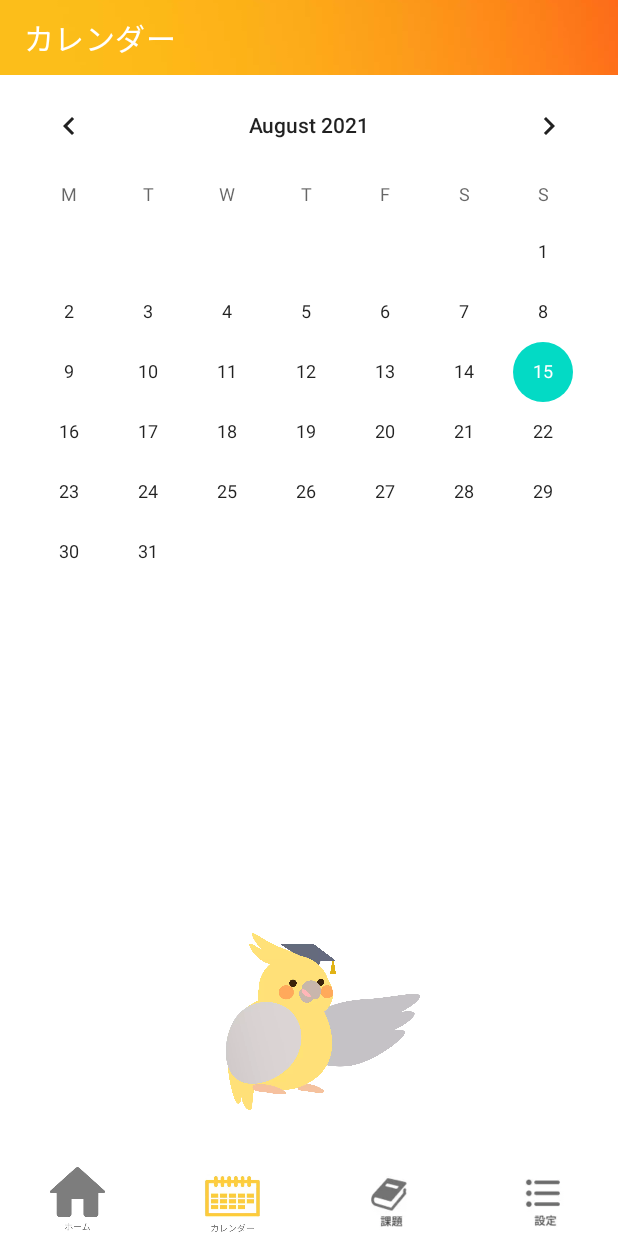
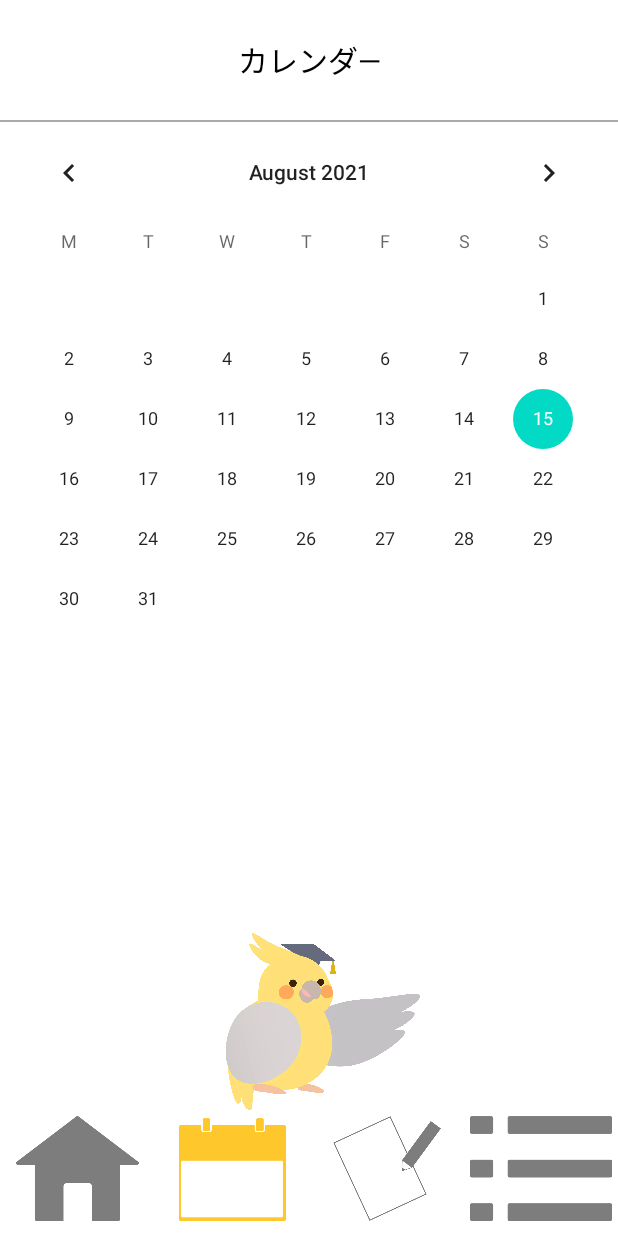
Before and after one commit to mercy34mercy/hakadorikun, an Android app: the page2 screen opened directly, with no data from a screen before it, on a phone screen of 412 x 824 dp. Run offline under Robolectric (Android 15) with nearby library versions, the phone set to English and light mode, and no system bars.

Commit message:
デザインをいろいろ直した

```diff
--- a/app/src/main/res/layout/activity_page2.xml
+++ b/app/src/main/res/layout/activity_page2.xml
@@ -6,28 +6,24 @@
     android:layout_height="match_parent"
     tools:context=".page2">
 
-    <CalendarView
-        android:id="@+id/calendarView"
-        android:layout_width="0dp"
-        android:layout_height="0dp"
-        android:firstDayOfWeek="2"
-        app:layout_constraintBottom_toTopOf="@+id/imageView7"
+    <TextView
+        android:id="@+id/textView8"
+        android:layout_width="wrap_content"
+        android:layout_height="80dp"
+        android:gravity="center"
+        android:text="カレンダ―"
+        android:textColor="@color/black"
+        android:textSize="20sp"
         app:layout_constraintEnd_toEndOf="parent"
         app:layout_constraintStart_toStartOf="parent"
-        app:layout_constraintTop_toBottomOf="@+id/toolbar6" />
+        app:layout_constraintTop_toTopOf="parent" />
 
-    <androidx.appcompat.widget.Toolbar
-        android:id="@+id/toolbar6"
+    <View
+        android:id="@+id/view3"
         android:layout_width="match_parent"
-        android:layout_height="50dp"
-        android:background="@drawable/header"
-        android:minHeight="?attr/actionBarSize"
-        android:theme="?attr/actionBarTheme"
-        app:layout_constraintEnd_toEndOf="parent"
-        app:layout_constraintStart_toStartOf="parent"
-        app:layout_constraintTop_toTopOf="parent"
-        app:title="カレンダー"
-        app:titleTextColor="#FFFFFF" />
+        android:layout_height="1dp"
+        android:background="@android:color/darker_gray"
+        app:layout_constraintTop_toBottomOf="@+id/textView8" />
 
     <ImageView
         android:id="@+id/imageView7"
@@ -40,41 +36,54 @@
         app:layout_constraintStart_toStartOf="parent"
         app:srcCompat="@drawable/hakadorikunotete" />
 
+    <CalendarView
+        android:id="@+id/calendarView"
+        android:layout_width="0dp"
+        android:layout_height="0dp"
+        android:firstDayOfWeek="2"
+        app:layout_constraintBottom_toTopOf="@+id/imageView7"
+        app:layout_constraintEnd_toEndOf="parent"
+        app:layout_constraintStart_toStartOf="parent"
+        app:layout_constraintTop_toBottomOf="@+id/view3" />
+
     <LinearLayout
         android:layout_width="match_parent"
-        android:layout_height="50dp"
+        android:layout_height="80dp"
         android:orientation="horizontal"
         app:layout_constraintBottom_toBottomOf="parent"
         app:layout_constraintEnd_toEndOf="parent"
-        app:layout_constraintStart_toStartOf="parent"
-        >
+        app:layout_constraintStart_toStartOf="parent">
 
         <ImageView
             android:id="@+id/home_button_page2"
             android:layout_width="match_parent"
             android:layout_height="match_parent"
             android:layout_weight="1"
-            app:srcCompat="@drawable/home_icon" />
+            android:paddingBottom="10dp"
+            app:srcCompat="@drawable/home_off" />
 
         <ImageView
             android:id="@+id/imageView5"
             android:layout_width="match_parent"
             android:layout_height="wrap_content"
             android:layout_weight="1"
-            app:srcCompat="@drawable/calender_icon" />
+            android:paddingBottom="10dp"
+            app:srcCompat="@drawable/calendar_on" />
 
         <ImageView
             android:id="@+id/task_button_page2"
             android:layout_width="match_parent"
-            android:layout_height="match_parent"
+            android:layout_height="wrap_content"
             android:layout_weight="1"
-            app:srcCompat="@drawable/tabtask" />
+            android:paddingBottom="10dp"
+            app:srcCompat="@drawable/kadai_off" />
 
         <ImageView
             android:id="@+id/setting_button_page2"
             android:layout_width="match_parent"
             android:layout_height="wrap_content"
             android:layout_weight="1"
-            app:srcCompat="@drawable/tabopt" />
+            android:paddingBottom="10dp"
+            app:srcCompat="@drawable/tool_off" />
     </LinearLayout>
 </androidx.constraintlayout.widget.ConstraintLayout>
```
Also changed, not shown: app/src/main/java/com/example/myapplication/page5_re.kt (+18 -18 lines), app/src/main/res/layout/activity_home3.xml (+15 -10 lines), app/src/main/res/layout/activity_page3_re.xml (+30 -20 lines), app/src/main/res/layout/activity_page5_re.xml (+5 -31 lines), app/src/main/res/layout/activity_page6.xml (+17 -64 lines), app/src/main/res/drawable/calendar_off.png (added), app/src/main/res/drawable/calendar_on.png (added), app/src/main/res/drawable/home_off.png (added), app/src/main/res/drawable/home_on.png (added), app/src/main/res/drawable/kadai_off.png (added), app/src/main/res/drawable/kadai_on.png (added), app/src/main/res/drawable/tool_off.png (added), app/src/main/res/drawable/tool_on.png (added).
